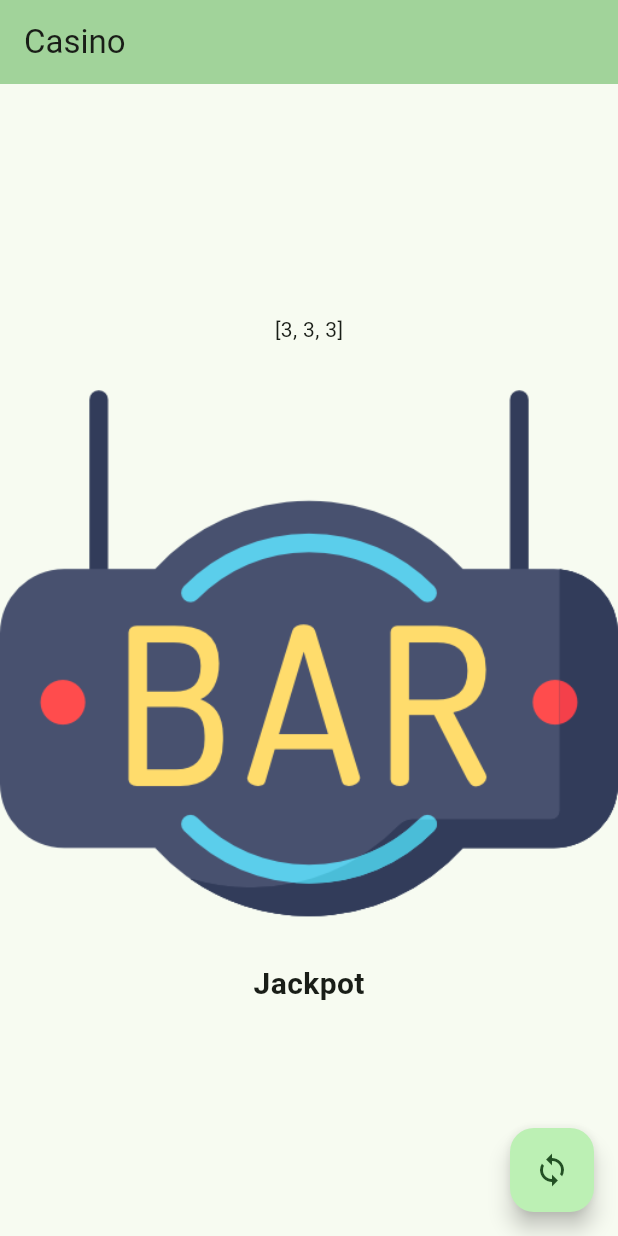
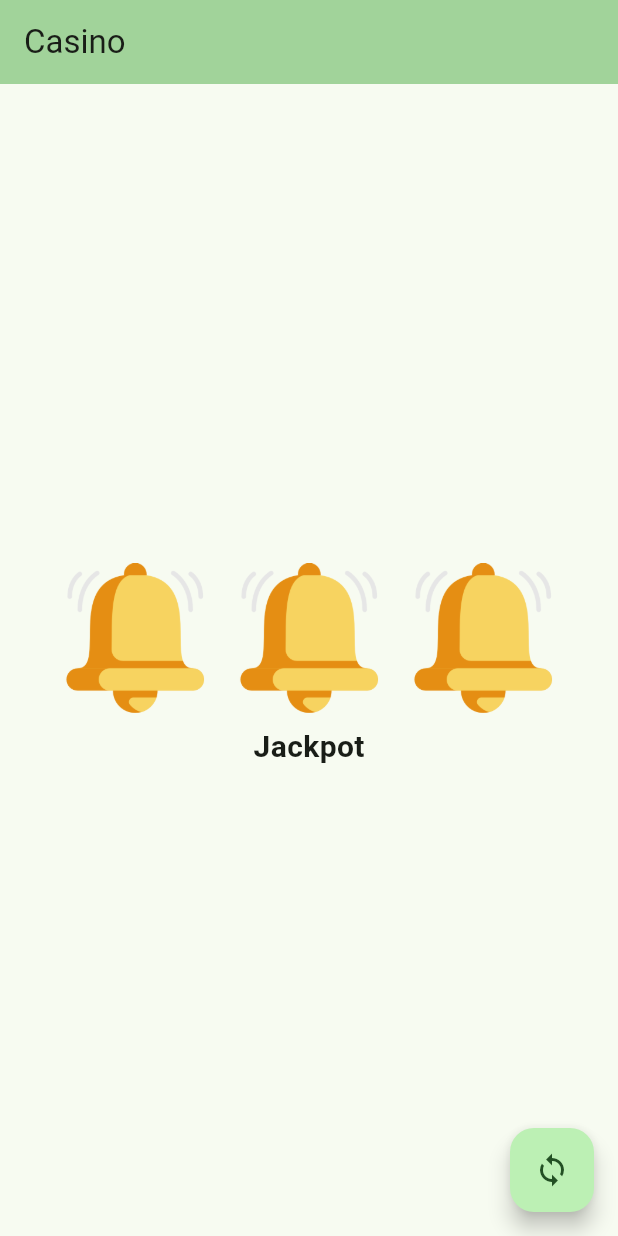
Before and after one commit to Ethan-C11/casino-flutter, a Flutter app: the screen it shows after launch, after a tap on the "loop" icon, on a phone screen of 412 x 824 dp. Run offline on Flutter 3.47's test engine with Material 3 defaults, Android fonts, the phone set to English and light mode, and no system bars.

Commit message:
finalisation implémentation images

```diff
--- a/lib/casino_index.dart
+++ b/lib/casino_index.dart
@@ -2,6 +2,7 @@ import 'dart:math';
 import 'enum_jackpot.dart';
 
 class CasinoIndex {
+
   static List<int> playCasino() {
     return [Random().nextInt(7)+1, Random().nextInt(7)+1, Random().nextInt(7)+1];
   }
@@ -21,22 +22,7 @@ class CasinoIndex {
   }
 
   static String imageSelector(int result) {
-    switch(result) {
-      case 1 :
-        return "bar.png";
-      case 2 :
-        return "cerise.png";
-      case 3 :
-        return "cloche.png";
-      case 4 :
-        return "fer-a-cheval.png";
-      case 5 :
-        return "pasteque.png";
-      case 6 :
-        return "diamant.png";
-      case 7 :
-        return "sept.png";
-    }
-    return "ERROR";
+    List<String> images = ["bar.png", "cerise.png", "cloche.png", "fer-a-cheval.png", "pasteque.png", "diamant.png", "sept.png"];
+    return images[result-1];
   }
 }
--- a/lib/casino_widget.dart
+++ b/lib/casino_widget.dart
@@ -12,12 +12,27 @@ class CasinoWidget extends StatefulWidget {
 }
 
 class _CasinoWidgetState extends State<CasinoWidget> {
-  List<int> _casinoResult = [0, 0, 0];
+  late List<int> _casinoResult = [0, 0, 0];
+  late List<String> _casinoImages;
   jackpotType? _isJackpot = null;
+
+  @override
+  void initState() {
+    List<int> casinoResult = CasinoIndex.playCasino();
+    setCasinoResult(casinoResult[0], casinoResult[1], casinoResult[2]);
+    _casinoImages = [CasinoIndex.imageSelector(_casinoResult[0]), CasinoIndex.imageSelector(_casinoResult[1]), CasinoIndex.imageSelector(_casinoResult[2])];
+    super.initState();
+  }
 
   void setCasinoResult(int slot1, int slot2, int slot3) {
     setState(() {
       _casinoResult = [slot1, slot2, slot3];
+    });
+  }
+
+  void setCasinoImages(int slot1, int slot2, int slot3) {
+    setState(() {
+      _casinoImages = [CasinoIndex.imageSelector(slot1), CasinoIndex.imageSelector(slot2), CasinoIndex.imageSelector(slot3)];
     });
   }
 
@@ -30,31 +45,72 @@ class _CasinoWidgetState extends State<CasinoWidget> {
   void _onButtonPressed() {
     List<int> casinoResult = CasinoIndex.playCasino();
     setCasinoResult(casinoResult[0], casinoResult[1], casinoResult[2]);
+    setCasinoImages(casinoResult[0], casinoResult[1], casinoResult[2]);
     setIsJackpot(CasinoIndex.isJackpot(casinoResult));
   }
 
   @override
   Widget build(BuildContext context) {
-
     TextStyle winningSentenceStyle() {
       return TextStyle(fontSize: 20, fontWeight: FontWeight.bold);
+    }
+
+    Widget casinoDisplay() {
+      return Row(
+          mainAxisAlignment: MainAxisAlignment.center,
+          children: [
+        Padding(
+          padding: const EdgeInsets.all(8.0),
+          child: Container(
+            child: Image(
+              image: AssetImage("images/${_casinoImages[0]}"),
+              fit: BoxFit.cover,
+              height: 100,
+              width: 100,
+            ),
+          ),
+        ),
+        Padding(
+          padding: const EdgeInsets.all(8.0),
+          child: Container(
+            child: Image(
+              image: AssetImage("images/${_casinoImages[1]}"),
+              fit: BoxFit.cover,
+              height: 100,
+              width: 100,
+            ),
+          ),
+        ),
+        Padding(
+          padding: const EdgeInsets.all(8.0),
+          child: Container(
+            child: Image(
+              image: AssetImage("images/${_casinoImages[2]}"),
+              fit: BoxFit.cover,
+              height: 100,
+              width: 100,
+            ),
+          ),
+        ),
+      ]);
     }
 
     Widget cleanBuild() {
       return Column(
         mainAxisAlignment: MainAxisAlignment.center,
         children: <Widget>[
-          Text(_casinoResult.toString()),
-          Image(image: AssetImage("images/bar.png")),
+          casinoDisplay(),
           Builder(
             builder: (context) {
               switch (_isJackpot) {
                 case jackpotType.notJackpot:
-                  return Text('You lost, try again !', style: winningSentenceStyle());
+                  return Text('You lost, try again !',
+                      style: winningSentenceStyle());
                 case jackpotType.jackpot:
                   return Text('Jackpot', style: winningSentenceStyle());
                 case jackpotType.tripleSeven:
-                  return Text('SUPER JACKPOT !!!', style: winningSentenceStyle());
+                  return Text('SUPER JACKPOT !!!',
+                      style: winningSentenceStyle());
                 default:
                   return const Text('');
               }
```
